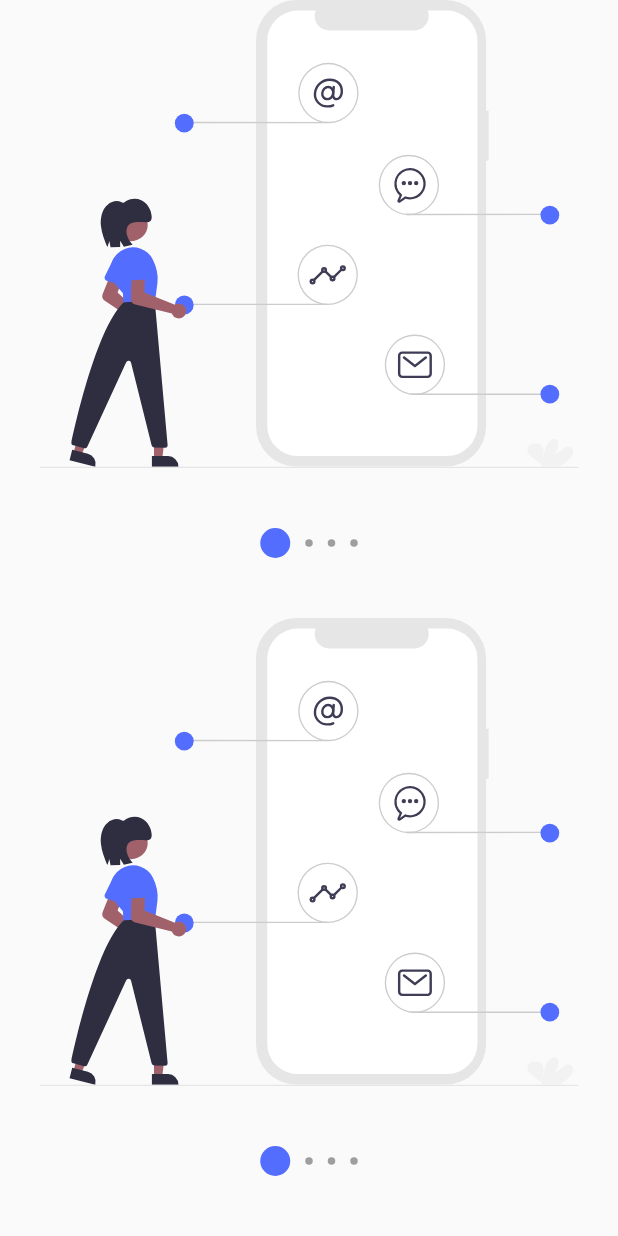
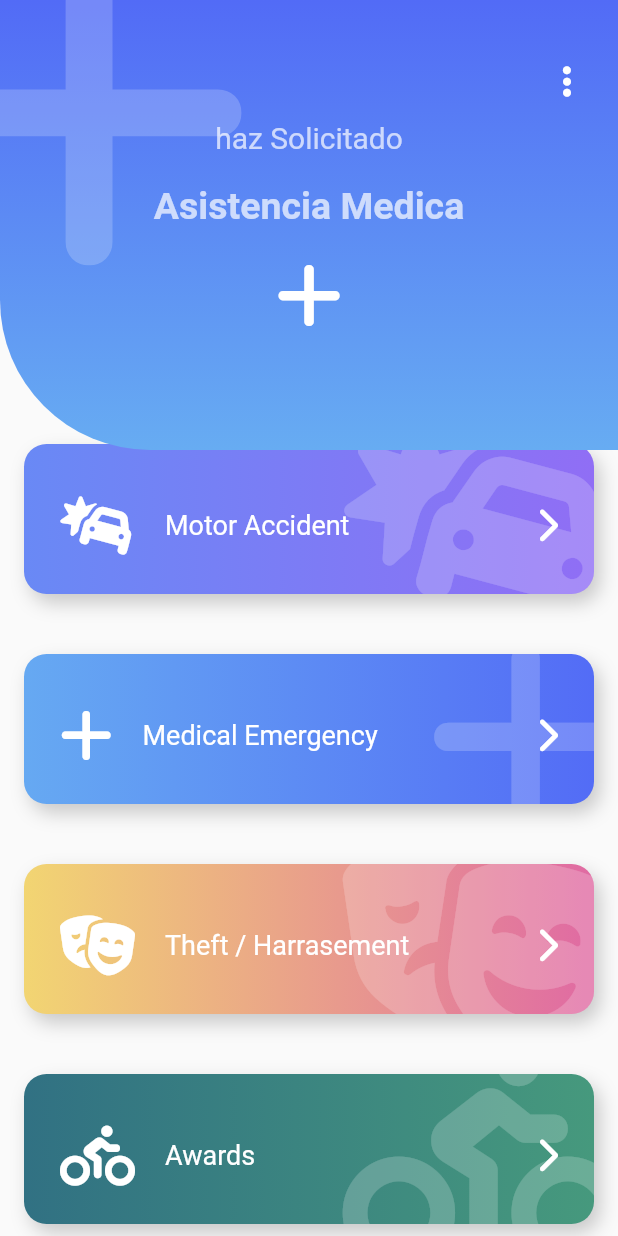
Before and after one commit to Garuda127/flutter_disenos, a Flutter app: the screen it shows after launch, on a phone screen of 412 x 824 dp. Run offline on Flutter 3.47's test engine with Material 2 defaults, Android fonts, the phone set to English and light mode, and no system bars; our stand-ins replace animate_do, flutter_svg, font_awesome_flutter.

Commit message:
emergency layout

```diff
--- a/lib/main.dart
+++ b/lib/main.dart
@@ -1,5 +1,6 @@
 import 'package:flutter/material.dart';
-import 'package:flutter_disenos/src/pages/slideshow_page.dart';
+import 'package:flutter/services.dart';
+import 'package:flutter_disenos/src/pages/emergency_page.dart';
 
 void main() => runApp(const MyApp());
 
@@ -8,9 +9,14 @@ class MyApp extends StatelessWidget {
 
   @override
   Widget build(BuildContext context) {
-    return const MaterialApp(
+    return MaterialApp(
+        theme: ThemeData.light().copyWith(
+            appBarTheme: const AppBarTheme(
+                systemOverlayStyle: SystemUiOverlayStyle(
+                    statusBarColor: Color(0xff536DFE),
+                    systemNavigationBarIconBrightness: Brightness.dark))),
         debugShowCheckedModeBanner: false,
         title: 'Diseños App',
-        home: SlideShowScreen());
+        home: const EmergencyPage());
   }
 }
--- /dev/null
+++ b/lib/src/pages/emergency_page.dart
@@ -0,0 +1,124 @@
+import 'package:animate_do/animate_do.dart';
+import 'package:flutter/material.dart';
+import 'package:flutter_disenos/src/widgets/button_gordo.dart';
+import 'package:flutter_disenos/src/widgets/headers.dart';
+import 'package:font_awesome_flutter/font_awesome_flutter.dart';
+
+class EmergencyPage extends StatelessWidget {
+  const EmergencyPage({Key? key}) : super(key: key);
+
+  @override
+  Widget build(BuildContext context) {
+    List<Widget> itemMap = items
+        .map((item) => FadeInLeft(
+              delay: const Duration(milliseconds: 300),
+              child: BotonGordo(
+                icon: item.icon,
+                text: item.texto,
+                color1: item.color1,
+                color2: item.color2,
+                onPress: () {
+                  print('hola');
+                },
+              ),
+            ))
+        .toList();
+    return Scaffold(
+      body: Stack(
+        children: [
+          ListView(
+            physics: const BouncingScrollPhysics(),
+            children: [
+              const SizedBox(
+                height: 280,
+              ),
+              ...itemMap
+            ],
+          ),
+          const _Encabezado()
+        ],
+      ),
+    );
+  }
+}
+
+class _Encabezado extends StatelessWidget {
+  const _Encabezado({
+    Key? key,
+  }) : super(key: key);
+
+  @override
+  Widget build(BuildContext context) {
+    return Stack(
+      children: [
+        const IconHeader(
+            icon: FontAwesomeIcons.plus,
+            title: 'haz Solicitado',
+            subtitle: 'Asistencia Medica'),
+        Positioned(
+            top: 30,
+            right: 10,
+            child: RawMaterialButton(
+              constraints: const BoxConstraints(minHeight: 42, minWidth: 42),
+              onPressed: () {},
+              shape: const CircleBorder(),
+              child: const FaIcon(
+                FontAwesomeIcons.ellipsisVertical,
+                color: Colors.white,
+              ),
+            ))
+      ],
+    );
+  }
+}
+
+class PageHeader extends StatelessWidget {
+  const PageHeader({
+    Key? key,
+  }) : super(key: key);
+
+  @override
+  Widget build(BuildContext context) {
+    return const IconHeader(
+      icon: FontAwesomeIcons.plus,
+      subtitle: 'Asistencia Medica',
+      title: 'Has solicitado',
+    );
+  }
+}
+
+class ItemBoton {
+  final IconData icon;
+  final String texto;
+  final Color color1;
+  final Color color2;
+
+  ItemBoton(this.icon, this.texto, this.color1, this.color2);
+}
+
+final items = <ItemBoton>[
+  ItemBoton(FontAwesomeIcons.carCrash, 'Motor Accident',
+      const Color(0xff6989F5), const Color(0xff906EF5)),
+  ItemBoton(FontAwesomeIcons.plus, 'Medical Emergency', const Color(0xff66A9F2),
+      const Color(0xff536CF6)),
+  ItemBoton(FontAwesomeIcons.theaterMasks, 'Theft / Harrasement',
+      const Color(0xffF2D572), const Color(0xffE06AA3)),
+  ItemBoton(FontAwesomeIcons.biking, 'Awards', const Color(0xff317183),
+      const Color(0xff46997D)),
+  ItemBoton(FontAwesomeIcons.carCrash, 'Motor Accident',
+      const Color(0xff6989F5), const Color(0xff906EF5)),
+  ItemBoton(FontAwesomeIcons.plus, 'Medical Emergency', const Color(0xff66A9F2),
+      const Color(0xff536CF6)),
+  ItemBoton(FontAwesomeIcons.theaterMasks, 'Theft / Harrasement',
+      const Color(0xffF2D572), const Color(0xffE06AA3)),
+  ItemBoton(FontAwesomeIcons.biking, 'Awards', const Color(0xff317183),
+      const Color(0xff46997D)),
+  ItemBoton(FontAwesomeIcons.carCrash, 'Motor Accident',
+      const Color(0xff6989F5), const Color(0xff906EF5)),
+  ItemBoton(FontAwesomeIcons.plus, 'Medical Emergency', const Color(0xff66A9F2),
+      const Color(0xff536CF6)),
+  ItemBoton(FontAwesomeIcons.theaterMasks, 'Theft / Harrasement',
+      const Color(0xffF2D572), const Color(0xffE06AA3)),
+  ItemBoton(FontAwesomeIcons.biking, 'Awards', const Color(0xff317183),
+      const Color(0xff46997D)),
+];
--- a/lib/src/pages/slideshow_page.dart
+++ b/lib/src/pages/slideshow_page.dart
@@ -8,9 +8,12 @@ class SlideShowScreen extends StatelessWidget {
   @override
   Widget build(BuildContext context) {
     return Scaffold(
+      appBar: AppBar(
+        backgroundColor: Colors.transparent,
+        elevation: 0,
+      ),
       body: Column(
         children: const [
-          Expanded(child: MiSlideshow()),
           Expanded(child: MiSlideshow()),
         ],
       ),
--- /dev/null
+++ b/lib/src/widgets/button_gordo.dart
@@ -0,0 +1,107 @@
+import 'package:flutter/material.dart';
+import 'package:font_awesome_flutter/font_awesome_flutter.dart';
+
+class BotonGordo extends StatelessWidget {
+  final void Function()? onPress;
+  final IconData icon;
+  final String text;
+  final Color? color1;
+  final Color? color2;
+
+  const BotonGordo(
+      {super.key,
+      this.onPress,
+      required this.icon,
+      required this.text,
+      this.color1 = const Color(0xff6989f5),
+      this.color2 = const Color(0xff906ef5)});
+
+  @override
+  Widget build(BuildContext context) {
+    return InkWell(
+      highlightColor: Colors.transparent,
+      splashColor: color1!.withOpacity(0.5),
+      onTap: onPress,
+      child: Stack(
+        children: [
+          _BotonGordoBackground(
+            icon: icon,
+            color1: color1!,
+            color2: color2!,
+          ),
+          Row(
+            mainAxisAlignment: MainAxisAlignment.center,
+            children: [
+              const SizedBox(
+                height: 140,
+                width: 40,
+              ),
+              FaIcon(
+                icon,
+                color: Colors.white,
+                size: 40,
+              ),
+              const SizedBox(width: 20),
+              Expanded(
+                child: Text(
+                  text,
+                  style: const TextStyle(color: Colors.white, fontSize: 18),
+                ),
+              ),
+              const FaIcon(
+                FontAwesomeIcons.chevronRight,
+                color: Colors.white,
+              ),
+              const SizedBox(width: 40)
+            ],
+          )
+        ],
+      ),
+    );
+  }
+}
+
+class _BotonGordoBackground extends StatelessWidget {
+  final IconData icon;
+  final Color color1, color2;
+  const _BotonGordoBackground({
+    Key? key,
+    required this.color1,
+    required this.color2,
+    required this.icon,
+  }) : super(key: key);
+
+  @override
+  Widget build(BuildContext context) {
+    return Container(
+      margin: const EdgeInsets.all(16),
+      width: double.infinity,
+      height: 100,
+      decoration: BoxDecoration(
+        borderRadius: BorderRadius.circular(15),
+        gradient: LinearGradient(colors: <Color>[color1, color2]),
+        color: Colors.pink[200],
+        boxShadow: <BoxShadow>[
+          BoxShadow(
+              color: Colors.black.withOpacity(0.2),
+              offset: const Offset(4, 6),
+              blurRadius: 10)
+        ],
+      ),
+      child: ClipRRect(
+        borderRadius: BorderRadius.circular(15),
+        child: Stack(children: [
+          Positioned(
+            right: -20,
+            top: -20,
+            child: FaIcon(
+              icon,
+              size: 150,
+              color: Colors.white.withOpacity(0.2),
+            ),
+          )
+        ]),
+      ),
+    );
+  }
+}
--- a/lib/src/widgets/headers.dart
+++ b/lib/src/widgets/headers.dart
@@ -1,4 +1,5 @@
 import 'package:flutter/material.dart';
+import 'package:font_awesome_flutter/font_awesome_flutter.dart';
 
 class HeaderCuadrado extends StatelessWidget {
   @override
@@ -226,3 +227,90 @@ class _HeaderWavePainter extends CustomPainter {
     return true;
   }
 }
+
+class IconHeader extends StatelessWidget {
+  final IconData icon;
+  final String title;
+  final String subtitle;
+  final Color? color1;
+  final Color? color2;
+  const IconHeader(
+      {super.key,
+      required this.icon,
+      required this.title,
+      required this.subtitle,
+      this.color1 = const Color(0xff526bf6),
+      this.color2 = const Color(0xff67acf2)});
+
+  @override
+  Widget build(BuildContext context) {
+    return Stack(
+      children: [
+        _IconHeaderBackground(
+          color1: color1!,
+          color2: color2!,
+        ),
+        Positioned(
+            top: -50,
+            left: -50,
+            child: FaIcon(
+              icon,
+              size: 250,
+              color: Colors.white.withOpacity(0.2),
+            )),
+        Column(
+          children: [
+            const SizedBox(
+              height: 80,
+              width: double.infinity,
+            ),
+            Text(
+              title,
+              style:
+                  TextStyle(fontSize: 20, color: Colors.white.withOpacity(0.7)),
+            ),
+            const SizedBox(
+              height: 20,
+            ),
+            Text(subtitle,
+                style: TextStyle(
+                    fontSize: 25,
+                    fontWeight: FontWeight.bold,
+                    color: Colors.white.withOpacity(0.7))),
+            const SizedBox(height: 20),
+            FaIcon(
+              icon,
+              size: 50,
+              color: Colors.white,
+            )
+          ],
+        )
+      ],
+    );
+  }
+}
+
+class _IconHeaderBackground extends StatelessWidget {
+  final Color color1;
+  final Color color2;
+  const _IconHeaderBackground({
+    Key? key,
+    required this.color1,
+    required this.color2,
+  }) : super(key: key);
+
+  @override
+  Widget build(BuildContext context) {
+    return Container(
+      width: double.infinity,
+      height: 300,
+      decoration: BoxDecoration(
+        borderRadius: const BorderRadius.only(bottomLeft: Radius.circular(100)),
+        gradient: LinearGradient(
+            begin: Alignment.topCenter,
+            end: Alignment.bottomCenter,
+            colors: <Color>[color1, color2]),
+      ),
+    );
+  }
+}
--- a/pubspec.yaml
+++ b/pubspec.yaml
@@ -37,6 +37,9 @@ dependencies:
   cupertino_icons: ^1.0.2
   flutter_svg: ^1.1.6
   provider: ^6.0.5
+  flutter_staggered_grid_view: ^0.6.2
+  font_awesome_flutter: ^10.3.0
+  animate_do: ^3.0.2
 
 dev_dependencies:
   flutter_test:
```
Also changed, not shown: lib/src/pages/pinterest_page.dart (added, +129 -0 lines), lib/src/widgets/pinterest_menu.dart (added, +139 -0 lines), pubspec.lock.
